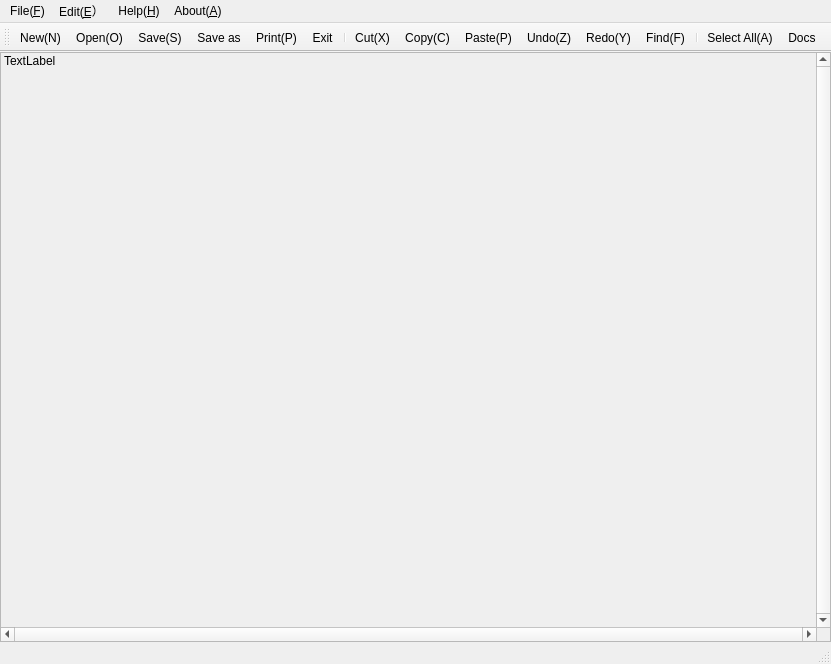
Qt form hws word/mainwindow.ui (hsw-team/hsw) before a commit.
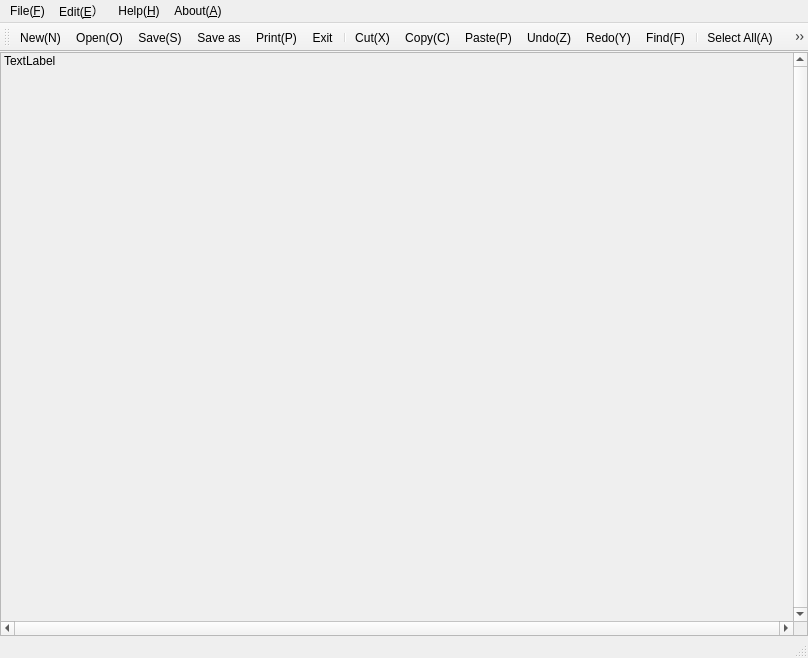
The same form after that commit. Icons and pictures are not drawn.

What changed in the file:
```diff
--- a/hws word/mainwindow.ui
+++ b/hws word/mainwindow.ui
@@ -6,8 +6,8 @@
    <rect>
     <x>0</x>
     <y>0</y>
-    <width>831</width>
-    <height>664</height>
+    <width>808</width>
+    <height>658</height>
    </rect>
   </property>
   <property name="cursor">
@@ -70,8 +70,8 @@
         <rect>
          <x>0</x>
          <y>0</y>
-         <width>815</width>
-         <height>566</height>
+         <width>792</width>
+         <height>560</height>
         </rect>
        </property>
        <property name="minimumSize">
@@ -130,7 +130,7 @@
     <rect>
      <x>0</x>
      <y>0</y>
-     <width>831</width>
+     <width>808</width>
      <height>21</height>
     </rect>
    </property>
```
Left out of the diff: 17 changed lines with no effect on the pictures.
